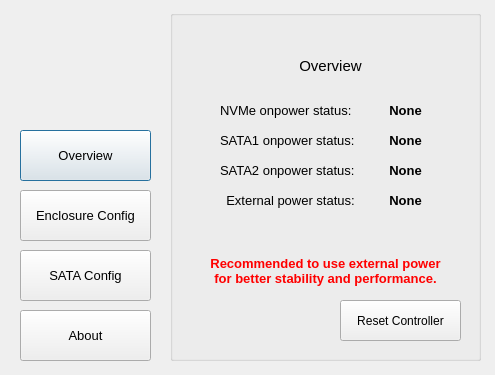
barryblueice/R-SODIUM-Ultra-Enclosure-Manager, file ultra_enclosure_manager.ui: the form before one commit.
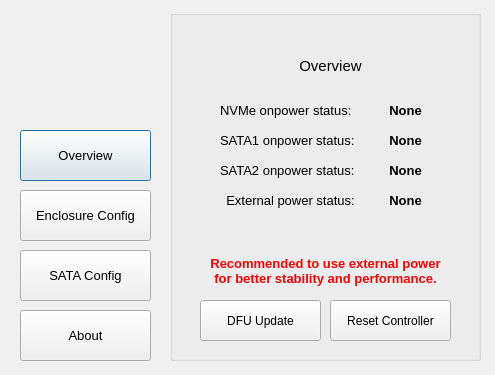
The form after the commit. Icons and pictures are not drawn.

Commit message: 新增DFU Updater，设置模式按钮禁用

What changed in the file:
```diff
--- a/ultra_enclosure_manager.ui
+++ b/ultra_enclosure_manager.ui
@@ -485,13 +485,13 @@
        <x>0</x>
        <y>0</y>
        <width>297</width>
-       <height>800</height>
+       <height>760</height>
       </rect>
      </property>
      <property name="minimumSize">
       <size>
        <width>100</width>
-       <height>800</height>
+       <height>760</height>
       </size>
      </property>
      <property name="autoFillBackground">
@@ -1197,7 +1197,7 @@
    <widget class="QPushButton" name="reset_execute">
     <property name="geometry">
      <rect>
-      <x>170</x>
+      <x>160</x>
       <y>290</y>
       <width>121</width>
       <height>41</height>
@@ -1212,6 +1212,24 @@
      <string>Reset Controller</string>
     </property>
    </widget>
+   <widget class="QPushButton" name="dfu_reset_execute">
+    <property name="geometry">
+     <rect>
+      <x>30</x>
+      <y>290</y>
+      <width>121</width>
+      <height>41</height>
+     </rect>
+    </property>
+    <property name="font">
+     <font>
+      <pointsize>9</pointsize>
+     </font>
+    </property>
+    <property name="text">
+     <string>DFU Update</string>
+    </property>
+   </widget>
   </widget>
   <widget class="QGroupBox" name="about">
    <property name="geometry">
```
Left out of the diff: 30 changed lines with no effect on the pictures. The commit also changes 6 other files.
